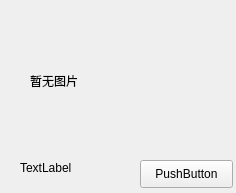
Qt form uidish.ui (WhirlFirst/QtDish) before a commit.
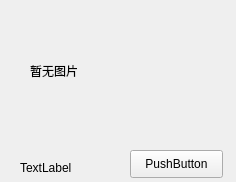
The same form after that commit.

Diff of the .ui file:
```diff
--- a/uidish.ui
+++ b/uidish.ui
@@ -7,7 +7,7 @@
     <x>0</x>
     <y>0</y>
     <width>236</width>
-    <height>193</height>
+    <height>182</height>
    </rect>
   </property>
   <property name="windowTitle">
@@ -17,7 +17,7 @@
    <property name="geometry">
     <rect>
      <x>30</x>
-     <y>10</y>
+     <y>0</y>
      <width>171</width>
      <height>141</height>
     </rect>
@@ -29,8 +29,8 @@
   <widget class="QPushButton" name="pushButton">
    <property name="geometry">
     <rect>
-     <x>140</x>
-     <y>160</y>
+     <x>130</x>
+     <y>150</y>
      <width>93</width>
      <height>28</height>
     </rect>
@@ -44,7 +44,7 @@
     <rect>
      <x>20</x>
      <y>160</y>
-     <width>60</width>
+     <width>81</width>
      <height>16</height>
     </rect>
    </property>
```
